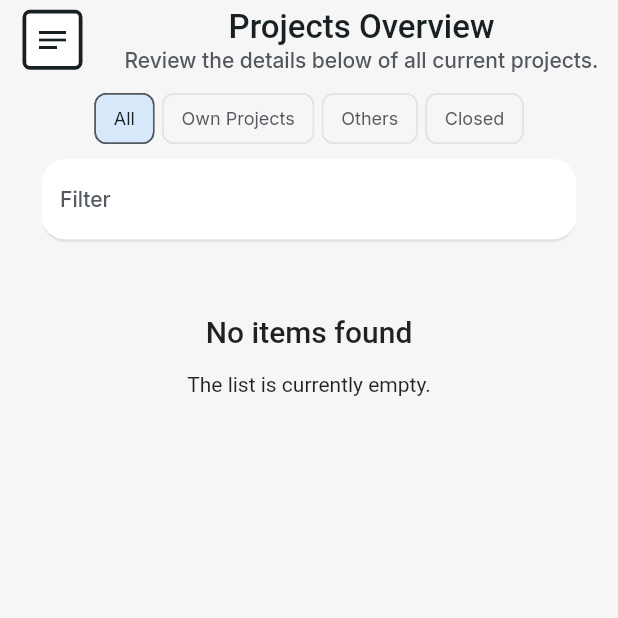
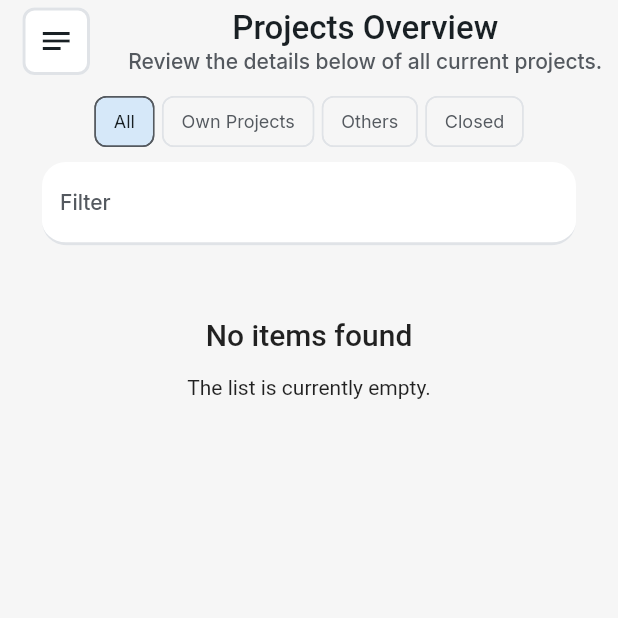
Before and after one commit to bytes-Coding-official/Administration-Tool, a Flutter app: the screen it shows once a user with an empty profile is signed in, on a phone screen of 412 x 824 dp, the top half of it. Run offline on Flutter 3.47's test engine with Material 3 defaults, Android fonts, the phone set to English and light mode, and no system bars; drawn by our look-alikes of flutter_animate; our stand-ins replace auto_size_text, cached_network_image, chewie, cloud_firestore, dropdown_button2, easy_debounce and 23 more; missing offline and left inert: json_path, mime_type; accounts and stored records are empty; Roboto replaces fonts that are missing (Readex Pro).

Commit message:
Updating to latest FlutterFlow output.

```diff
--- a/lib/customer/main/main_widget.dart
+++ b/lib/customer/main/main_widget.dart
@@ -1374,11 +1374,11 @@ class _MainWidgetState extends State<MainWidget> with TickerProviderStateMixin {
                                   padding: const EdgeInsetsDirectional.fromSTEB(
                                       5.0, 0.0, 5.0, 0.0),
                                   child: FlutterFlowIconButton(
-                                    borderColor: FlutterFlowTheme.of(context)
-                                        .primaryText,
-                                    borderRadius: 5.0,
-                                    borderWidth: 2.5,
-                                    buttonSize: 40.0,
+                                    borderColor:
+                                        FlutterFlowTheme.of(context).alternate,
+                                    borderRadius: 8.0,
+                                    borderWidth: 2.0,
+                                    buttonSize: 45.0,
                                     fillColor: FlutterFlowTheme.of(context)
                                         .secondaryBackground,
                                     icon: Icon(
```
Also changed, not shown: 1 other file.
